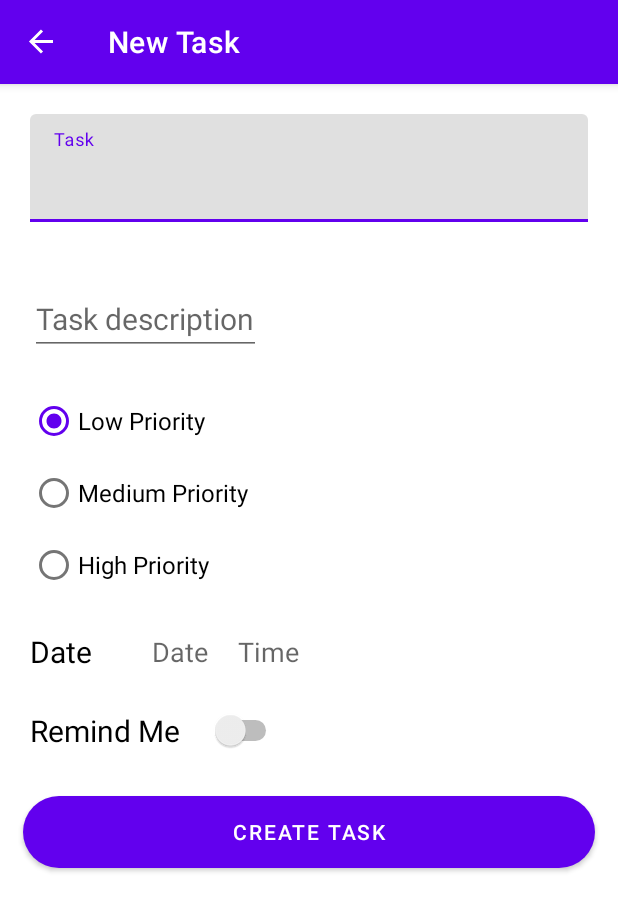
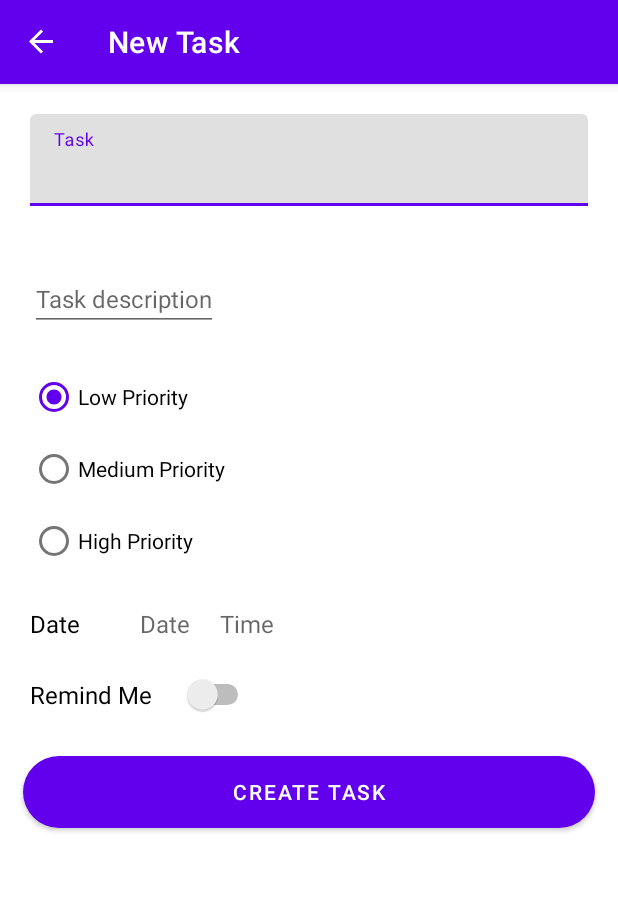
Before and after one commit to AntropovDaniil/ToDoApp, an Android app: the screen it shows after launch (MainActivity), after a tap on an icon or button, on a phone screen of 412 x 824 dp. Shown: the top 911 px of the screen. Run offline under Robolectric (Android 15) with nearby library versions, the phone set to English and light mode, and no system bars; our stand-ins replace Room's generated code, navigation-ui; 2 statements that could not run were skipped.

Commit message:
Fix UI and updating task. Add a frame of WorkManager class

```diff
--- a/app/build.gradle
+++ b/app/build.gradle
@@ -68,4 +68,9 @@ dependencies {
     implementation("androidx.lifecycle:lifecycle-viewmodel-ktx:$lifecycle_version")
     // LiveData
     implementation("androidx.lifecycle:lifecycle-livedata-ktx:$lifecycle_version")
+
+    //WorkManager
+    def work_version = "2.5.0"
+    implementation("androidx.work:work-runtime:$work_version")
+    implementation("androidx.work:work-runtime-ktx:$work_version")
 }
--- a/app/src/main/AndroidManifest.xml
+++ b/app/src/main/AndroidManifest.xml
@@ -9,7 +9,7 @@
         android:roundIcon="@mipmap/ic_launcher_round"
         android:supportsRtl="true"
         android:theme="@style/Theme.ToDoApp">
-        <activity android:name=".MainActivity">
+        <activity android:name=".ui.MainActivity">
             <intent-filter>
                 <action android:name="android.intent.action.MAIN" />
 
--- a/app/src/main/java/com/example/todoapp/database/TaskDao.kt
+++ b/app/src/main/java/com/example/todoapp/database/TaskDao.kt
@@ -24,4 +24,7 @@ interface TaskDao {
 
     @Query("SELECT * FROM task_table WHERE taskName LIKE :query")
     fun searchTask(query: String): Flow<List<TaskEntity>>
+
+    @Query("SELECT * FROM task_table ORDER BY taskId ASC")
+    fun getAllTasks(): List<TaskEntity>
 }
--- a/app/src/main/java/com/example/todoapp/MainActivity.kt
+++ b/app/src/main/java/com/example/todoapp/ui/MainActivity.kt
@@ -1,11 +1,11 @@
-package com.example.todoapp
+package com.example.todoapp.ui
 
 import androidx.appcompat.app.AppCompatActivity
 import android.os.Bundle
-import android.view.Menu
 import androidx.navigation.findNavController
 import androidx.navigation.fragment.NavHostFragment
 import androidx.navigation.ui.setupActionBarWithNavController
+import com.example.todoapp.R
 
 class MainActivity : AppCompatActivity() {
     override fun onCreate(savedInstanceState: Bundle?) {
--- a/app/src/main/java/com/example/todoapp/TaskCreateFragment.kt
+++ b/app/src/main/java/com/example/todoapp/ui/TaskCreateFragment.kt
@@ -1,4 +1,4 @@
-package com.example.todoapp
+package com.example.todoapp.ui
 
 import android.app.DatePickerDialog
 import android.app.TimePickerDialog
@@ -9,8 +9,10 @@ import android.view.LayoutInflater
 import android.view.View
 import android.view.ViewGroup
 import android.widget.Toast
+import androidx.fragment.app.activityViewModels
 import androidx.lifecycle.ViewModelProvider
 import androidx.navigation.fragment.findNavController
+import com.example.todoapp.R
 import com.example.todoapp.database.TaskEntity
 import com.example.todoapp.databinding.FragmentTaskCreateBinding
 //import com.example.todoapp.models.Task
@@ -24,7 +26,7 @@ class TaskCreateFragment : Fragment() {
     private var _binding: FragmentTaskCreateBinding? = null
     private val binding get() = _binding!!
 
-    private lateinit var viewModel: TaskViewModel
+    private val viewModel: TaskViewModel by activityViewModels()
     private lateinit var viewModelFactory: TaskViewModelFactory
 
     override fun onCreateView(
@@ -34,7 +36,6 @@ class TaskCreateFragment : Fragment() {
         _binding = FragmentTaskCreateBinding.inflate(inflater, container, false)
         val view = binding.root
         viewModelFactory = TaskViewModelFactory(requireActivity().application)
-        viewModel = ViewModelProvider(requireActivity(), viewModelFactory).get(TaskViewModel::class.java)
 
         setCreateButtonListener()
         setDataChangeListener()
--- a/app/src/main/java/com/example/todoapp/TaskListFragment.kt
+++ b/app/src/main/java/com/example/todoapp/ui/TaskListFragment.kt
@@ -1,19 +1,25 @@
-package com.example.todoapp
+package com.example.todoapp.ui
 
 import android.app.AlertDialog
 import android.graphics.Color
 import android.os.Bundle
+import android.util.Log
 import android.view.*
 import android.widget.Toast
 import androidx.fragment.app.Fragment
+import androidx.fragment.app.activityViewModels
 import androidx.lifecycle.Observer
 import androidx.lifecycle.ViewModelProvider
 import androidx.navigation.Navigation
 import androidx.recyclerview.widget.StaggeredGridLayoutManager
+import com.example.todoapp.R
 import com.example.todoapp.adapters.TaskListAdapter
 import com.example.todoapp.databinding.FragmentTaskListBinding
 import com.example.todoapp.enums.SortMode
 import com.example.todoapp.viewModels.TaskViewModel
+import com.example.todoapp.worker.TaskWorker
+import java.text.SimpleDateFormat
+import java.util.*
 
 
 class TaskListFragment : Fragment(), androidx.appcompat.widget.SearchView.OnQueryTextListener{
@@ -21,7 +27,7 @@ class TaskListFragment : Fragment(), androidx.appcompat.widget.SearchView.OnQuer
     private var _binding: FragmentTaskListBinding? = null
     private val binding get() = _binding!!
 
-    private lateinit var viewModel: TaskViewModel
+    private val viewModel: TaskViewModel by activityViewModels()
     private val adapter = TaskListAdapter()
 
     override fun onCreateView(
@@ -29,7 +35,6 @@ class TaskListFragment : Fragment(), androidx.appcompat.widget.SearchView.OnQuer
         savedInstanceState: Bundle?
     ): View? {
         _binding = FragmentTaskListBinding.inflate(layoutInflater, container, false)
-        viewModel = ViewModelProvider(this).get(TaskViewModel::class.java)
         val view = binding.root
 
         setFabAppearance()
--- a/app/src/main/java/com/example/todoapp/viewModels/TaskViewModel.kt
+++ b/app/src/main/java/com/example/todoapp/viewModels/TaskViewModel.kt
@@ -2,18 +2,24 @@ package com.example.todoapp.viewModels
 
 import android.app.Application
 import androidx.lifecycle.*
+import androidx.work.*
 import com.example.todoapp.database.TaskDatabase
 import com.example.todoapp.database.TaskEntity
 import com.example.todoapp.database.TaskRepository
 import com.example.todoapp.enums.SortMode
+import com.example.todoapp.worker.TaskWorker
 import kotlinx.coroutines.Dispatchers
 import kotlinx.coroutines.flow.asFlow
 import kotlinx.coroutines.launch
+import java.util.concurrent.TimeUnit
 
 class TaskViewModel(application: Application): AndroidViewModel(application) {
 
     var readAllTasks: LiveData<List<TaskEntity>>
+    private var taskList: List<TaskEntity>
     private val repository: TaskRepository
+
+    private val workManager: WorkManager = WorkManager.getInstance(application)
 
     var sortMode = SortMode.SORT_NO_MODE
 
@@ -21,6 +27,8 @@ class TaskViewModel(application: Application): AndroidViewModel(application) {
         val taskDao = TaskDatabase.getDatabase(application.applicationContext).taskDao()
         repository = TaskRepository(taskDao)
         readAllTasks = repository.readAllTasks
+        taskList = readAllTasks.value ?: emptyList()
+        launchWorker()
     }
 
     fun addTask(task: TaskEntity){
@@ -63,4 +71,23 @@ class TaskViewModel(application: Application): AndroidViewModel(application) {
         } else return "$hour:$minute"
     }
 
+    fun launchWorker(){
+        workManager
+            .enqueue(buildWorkerRequest())
+    }
+
+    private fun buildWorkerRequest() : WorkRequest{
+        val constraints = Constraints.Builder()
+            .setRequiresBatteryNotLow(true)
+            .build()
+
+        val taskWorkerRequest: WorkRequest = PeriodicWorkRequestBuilder<TaskWorker>(15, TimeUnit.MINUTES)
+            .addTag("TaskWorker")
+            .setInitialDelay(10, TimeUnit.SECONDS)
+            .setConstraints(constraints)
+            .build()
+
+        return taskWorkerRequest
+    }
+
 }
--- /dev/null
+++ b/app/src/main/res/drawable/ic_star_icon.xml
@@ -0,0 +1,5 @@
+<vector android:height="24dp" android:tint="#515050"
+    android:viewportHeight="24" android:viewportWidth="24"
+    android:width="24dp" xmlns:android="http://schemas.android.com/apk/res/android">
+    <path android:fillColor="@android:color/white" android:pathData="M12,17.27L18.18,21l-1.64,-7.03L22,9.24l-7.19,-0.61L12,2 9.19,8.63 2,9.24l5.46,4.73L5.82,21z"/>
+</vector>
--- a/app/src/main/res/layout/activity_main.xml
+++ b/app/src/main/res/layout/activity_main.xml
@@ -4,7 +4,7 @@
     xmlns:tools="http://schemas.android.com/tools"
     android:layout_width="match_parent"
     android:layout_height="match_parent"
-    tools:context=".MainActivity">
+    tools:context=".ui.MainActivity">
 
     <androidx.fragment.app.FragmentContainerView
         android:id="@+id/fragmentContainerView"
--- a/app/src/main/res/layout/fragment_task_create.xml
+++ b/app/src/main/res/layout/fragment_task_create.xml
@@ -4,7 +4,7 @@
     android:layout_width="match_parent"
     android:layout_height="match_parent"
     xmlns:app="http://schemas.android.com/apk/res-auto"
-    tools:context=".TaskCreateFragment">
+    tools:context=".ui.TaskCreateFragment">
 
     <com.google.android.material.textfield.TextInputLayout
         android:id="@+id/task_name_input_layout"
@@ -25,7 +25,7 @@
             android:layout_width="match_parent"
             android:layout_height="wrap_content"
             android:textColor="@color/black"
-            android:textSize="28sp"
+            android:textSize="20sp"
             android:maxLength="40"
             android:maxLines="3"/>
 
@@ -39,7 +39,7 @@
         android:layout_marginTop="12dp"
         android:maxLines="8"
         android:hint="@string/task_desc_hint"
-        android:textSize="20sp"
+        android:textSize="16sp"
         app:layout_constraintEnd_toEndOf="parent"
         app:layout_constraintHorizontal_bias="0.0"
         app:layout_constraintStart_toStartOf="parent"
@@ -62,20 +62,20 @@
             android:layout_height="wrap_content"
             android:text="@string/low_priority_task"
             android:checked="true"
-            android:textSize="16sp"/>
+            android:textSize="14sp"/>
         <RadioButton
             android:id="@+id/medium_priority_rb"
             android:layout_width="wrap_content"
             android:layout_height="wrap_content"
             android:text="@string/medium_priority_task"
-            android:textSize="16sp"/>
+            android:textSize="14sp"/>
 
         <RadioButton
             android:id="@+id/high_priority_rb"
             android:layout_width="wrap_content"
             android:layout_height="wrap_content"
             android:text="@string/high_priority_task"
-            android:textSize="16sp"/>
+            android:textSize="14sp"/>
 
     </RadioGroup>
 
@@ -84,7 +84,7 @@
         android:layout_width="wrap_content"
         android:layout_height="wrap_content"
         android:text="@string/task_date_title"
-        android:textSize="20sp"
+        android:textSize="16sp"
         android:textColor="@color/black"
         android:layout_margin="20dp"
         app:layout_constraintStart_toStartOf="parent"
@@ -94,7 +94,7 @@
         android:id="@+id/task_date"
         android:layout_width="wrap_content"
         android:layout_height="wrap_content"
-        android:textSize="18sp"
+        android:textSize="16sp"
         android:textColor="@color/black"
         android:layout_marginStart="40dp"
         android:hint="@string/task_date_hint"
@@ -108,7 +108,7 @@
         android:id="@+id/task_time"
         android:layout_width="wrap_content"
         android:layout_height="wrap_content"
-        android:textSize="18sp"
+        android:textSize="16sp"
         android:textColor="@color/black"
         android:layout_marginStart="20dp"
         android:hint="@string/task_time_hint"
@@ -123,7 +123,7 @@
         android:layout_width="wrap_content"
         android:layout_height="wrap_content"
         android:text="@string/task_remind_flag_title"
-        android:textSize="20sp"
+        android:textSize="16sp"
         android:textColor="@color/black"
         android:layout_marginStart="20dp"
         android:layout_marginTop="25dp"
--- a/app/src/main/res/layout/fragment_task_list.xml
+++ b/app/src/main/res/layout/fragment_task_list.xml
@@ -5,7 +5,7 @@
     android:layout_height="match_parent"
     xmlns:app="http://schemas.android.com/apk/res-auto"
     android:orientation="vertical"
-    tools:context=".TaskListFragment">
+    tools:context=".ui.TaskListFragment">
 
 
     <androidx.constraintlayout.widget.ConstraintLayout
--- a/app/src/main/res/layout/task_item_layout.xml
+++ b/app/src/main/res/layout/task_item_layout.xml
@@ -67,7 +67,7 @@
                     android:layout_height="wrap_content"
                     android:layout_marginStart="4dp"
                     android:gravity="center"
-                    android:textSize="22sp"
+                    android:textSize="18sp"
                     app:layout_constrainedWidth="true"
                     app:layout_constraintEnd_toEndOf="parent"
                     app:layout_constraintHorizontal_bias="0.0"
@@ -81,7 +81,7 @@
                     android:layout_height="wrap_content"
                     android:layout_marginTop="10dp"
                     android:maxLines="8"
-                    android:textSize="18sp"
+                    android:textSize="14sp"
                     app:layout_constraintTop_toBottomOf="@id/task_title"
                     app:layout_constraintStart_toStartOf="parent"
                     app:layout_constraintEnd_toEndOf="parent"/>
--- a/app/src/main/res/navigation/main_nav_graph.xml
+++ b/app/src/main/res/navigation/main_nav_graph.xml
@@ -7,7 +7,7 @@
 
     <fragment
         android:id="@+id/taskListFragment"
-        android:name="com.example.todoapp.TaskListFragment"
+        android:name="com.example.todoapp.ui.TaskListFragment"
         android:label="Your Tasks"
         tools:layout="@layout/fragment_task_list" >
         <action
@@ -23,7 +23,7 @@
     </fragment>
     <fragment
         android:id="@+id/taskDetailFragment"
-        android:name="com.example.todoapp.TaskDetailFragment"
+        android:name="com.example.todoapp.ui.TaskDetailFragment"
         android:label="Task Detail"
         tools:layout="@layout/fragment_task_detail" >
         <action
@@ -35,7 +35,7 @@
     </fragment>
     <fragment
         android:id="@+id/taskCreateFragment"
-        android:name="com.example.todoapp.TaskCreateFragment"
+        android:name="com.example.todoapp.ui.TaskCreateFragment"
         android:label="New Task"
         tools:layout="@layout/fragment_task_create" >
         <action
```
Also changed, not shown: app/src/main/java/com/example/todoapp/adapters/TaskListAdapter.kt (+47 -10 lines), app/src/main/java/com/example/todoapp/database/TaskRepository.kt (+6 -4 lines), app/src/main/java/com/example/todoapp/ui/TaskDetailFragment.kt (renamed from app/src/main/java/com/example/todoapp/TaskDetailFragment.kt, +4 -5 lines), app/src/main/java/com/example/todoapp/worker/TaskWorker.kt (added, +108 -0 lines), app/src/main/res/layout/fragment_task_detail.xml (+12 -12 lines).
